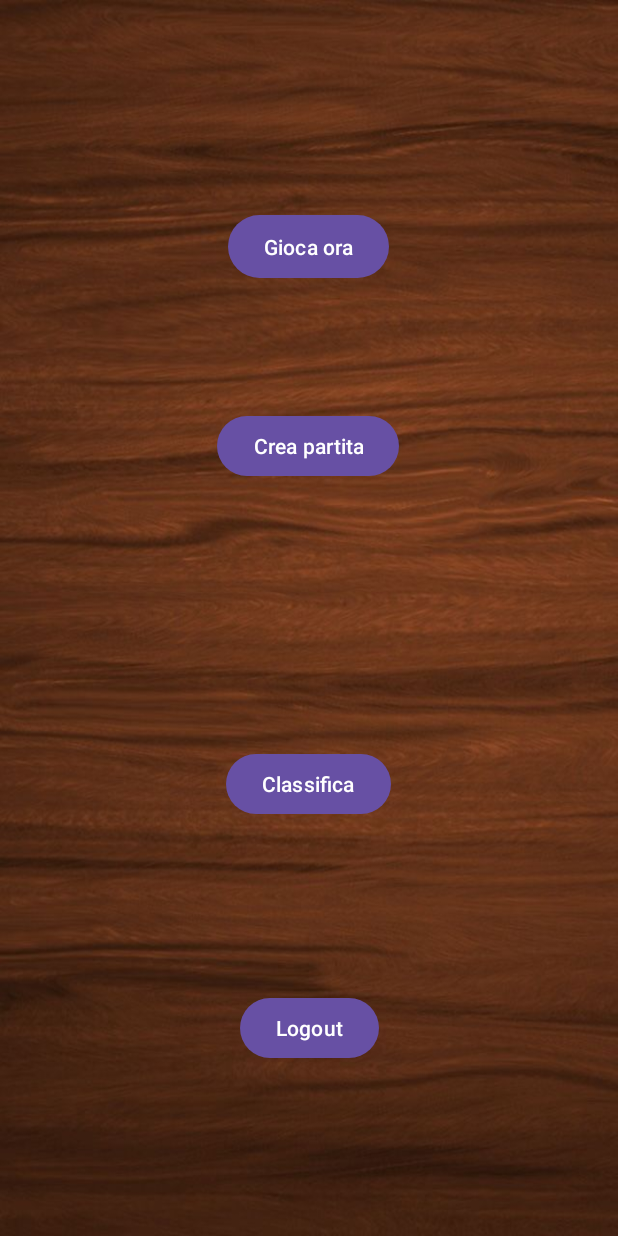
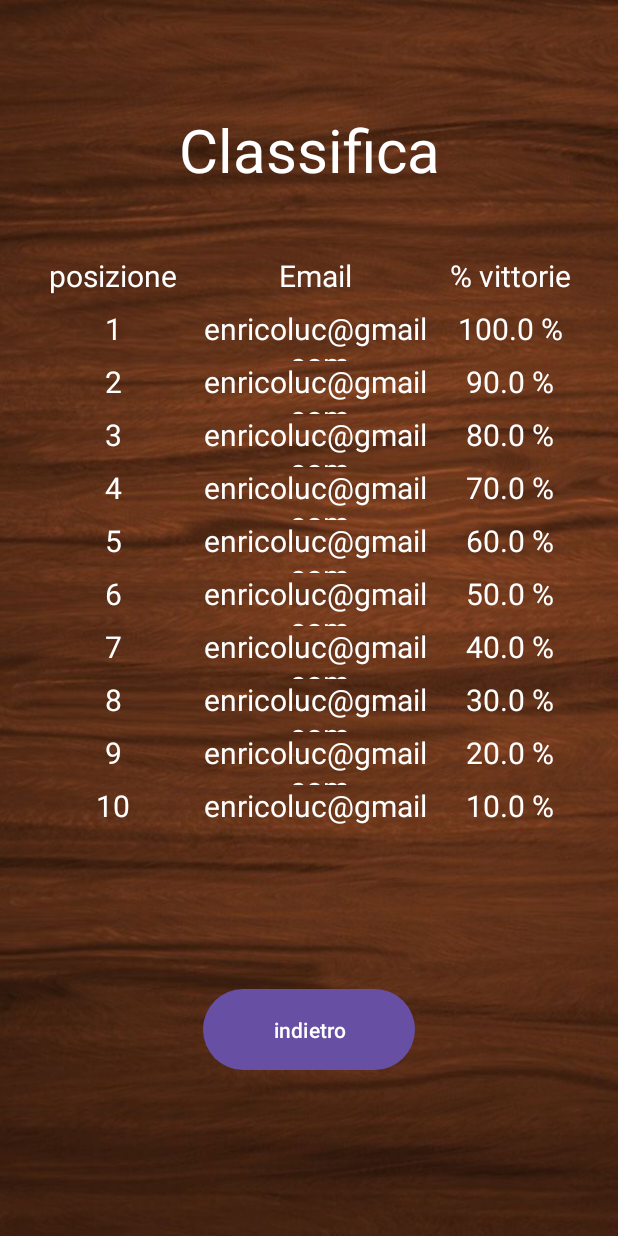
Before and after one commit to giorgiamatteucci/rubamazzo1, an Android app: the screen it shows after launch once a user with an empty profile is signed in (MenuActivity before the commit, ActivityClassifica after it), after a tap on "Classifica", on a phone screen of 412 x 824 dp. Run offline under Robolectric (Android 15) with nearby library versions, the phone set to English and light mode, and no system bars; our stand-ins replace Firebase (no records; nobody signed in at launch, a user with empty details on screens opened directly).

Commit message:
ActivityClassifica

```diff
--- /dev/null
+++ b/app/src/main/java/com/example/rubamazzo/ActivityClassifica.java
@@ -0,0 +1,50 @@
+package com.example.rubamazzo;
+
+import androidx.appcompat.app.AppCompatActivity;
+import androidx.recyclerview.widget.LinearLayoutManager;
+import androidx.recyclerview.widget.RecyclerView;
+
+import android.os.Bundle;
+import android.widget.Button;
+
+import java.util.ArrayList;
+
+public class ActivityClassifica extends AppCompatActivity {
+
+    Button btnIndietro;
+    RecyclerView rvClassifica;
+    RecyclerView.LayoutManager layoutManager;
+    RigaAdapter rigaAdapter;
+    ArrayList<Giocatore> giocatori;
+
+    @Override
+    protected void onCreate(Bundle savedInstanceState) {
+        super.onCreate(savedInstanceState);
+        setContentView(R.layout.activity_classifica);
+
+        btnIndietro = findViewById(R.id.btnIndietroClassifica);
+        rvClassifica = findViewById(R.id.rvClassifica);
+        layoutManager = new LinearLayoutManager(this, RecyclerView.VERTICAL,false);
+        rvClassifica.setLayoutManager(layoutManager);
+        giocatori = new ArrayList<>();
+        prova();
+        rigaAdapter = new RigaAdapter(giocatori);
+        rvClassifica.setAdapter(rigaAdapter);
+
+        /*
+            TODO:  QUERY PER RECUPERARE GLLI UTENTI
+                    - se si può parametrizzare la query prendi direttamente i top 5/10
+                    - altrimenti prendi tutti gli utenti e poi li filtriamo qui nella classe java
+         */
+
+    }
+
+    void prova(){
+
+        for(int i=0;i<10;i++){
+            Giocatore giocatore = new Giocatore("enricoluc@gmail.com","",10-i,10);
+            giocatori.add(giocatore);
+        }
+
+    }
+}
--- a/app/src/main/java/com/example/rubamazzo/Giocatore.java
+++ b/app/src/main/java/com/example/rubamazzo/Giocatore.java
@@ -16,6 +16,17 @@ public class Giocatore {
         this.email=email;
         this.password=password;
     }
+
+    //per prova Enrico, andrà rimosso
+    public Giocatore(String email,String password,int nVittorie, int nPartite) {//(String nome,String cognome,String email,String password) {
+        this.nVittorie = nVittorie;
+        this.nPartite = nPartite;
+        //this.nome=nome;
+        //this.cognome=cognome;
+        this.email=email;
+        this.password=password;
+    }
+
     //public String getNome(){return nome;}
     //public String getCognome(){return cognome;}
     public String getEmail(){return email;}
--- a/app/src/main/java/com/example/rubamazzo/MainActivity.java
+++ b/app/src/main/java/com/example/rubamazzo/MainActivity.java
@@ -46,7 +46,7 @@ public class MainActivity extends AppCompatActivity {
         btnAccedi = findViewById(R.id.btnAccediMain);
 
         btnRegistrati.setOnClickListener(v -> {
-            Intent i = new Intent(MainActivity.this, ActivityGiocoClient.class);
+            Intent i = new Intent(MainActivity.this, MenuActivity.class);
             //Intent i = new Intent(MainActivity.this, RegistrazioneActivity.class);
             startActivity(i);
         });
--- a/app/src/main/java/com/example/rubamazzo/MenuActivity.java
+++ b/app/src/main/java/com/example/rubamazzo/MenuActivity.java
@@ -27,7 +27,7 @@ public class MenuActivity extends AppCompatActivity {
         auth = FirebaseAuth.getInstance();
         user = auth.getCurrentUser();
 
-        textViewEmail.setText(user.getEmail());
+        //textViewEmail.setText(user.getEmail());
 
         btnGioca = findViewById(R.id.btnGioca);
         btnCrea = findViewById(R.id.btnCrea);
@@ -62,7 +62,8 @@ public class MenuActivity extends AppCompatActivity {
         btnClassifica.setOnClickListener(new View.OnClickListener() {
             @Override
             public void onClick(View view) {
-               //TODO visualizza top 5/10
+                Intent i = new Intent(getApplicationContext(), ActivityClassifica.class);
+                startActivity(i);
             }
         });
 
--- /dev/null
+++ b/app/src/main/java/com/example/rubamazzo/RigaAdapter.java
@@ -0,0 +1,62 @@
+package com.example.rubamazzo;
+
+import android.view.LayoutInflater;
+import android.view.View;
+import android.view.ViewGroup;
+import android.widget.TextView;
+
+import androidx.annotation.NonNull;
+import androidx.recyclerview.widget.RecyclerView;
+
+import java.util.ArrayList;
+
+public class RigaAdapter  extends RecyclerView.Adapter<RigaAdapter.CardViewHolder> {
+
+    ArrayList<Giocatore> dataset;
+
+    public RigaAdapter(ArrayList<Giocatore> dataset){
+        this.dataset=dataset;
+    }
+
+    public static class CardViewHolder extends RecyclerView.ViewHolder{
+
+        TextView tvPosizione, tvEmail, tvPercVittorie;
+
+        public CardViewHolder(View v){
+            super(v);
+            tvPosizione = v.findViewById(R.id.tvPosizioneI);
+            tvEmail = v.findViewById(R.id.tvEmailClassificaI);
+            tvPercVittorie = v.findViewById(R.id.tvPercVittorieI);
+        }
+    }
+
+    @NonNull
+    @Override
+    public CardViewHolder onCreateViewHolder(@NonNull ViewGroup parent, int viewType) {
+        View v = LayoutInflater.from(parent.getContext()).inflate(R.layout.riga_classifica,parent,false);
+        CardViewHolder cardViewHolder = new CardViewHolder(v);
+        return cardViewHolder;
+    }
+
+    @Override
+    public void onBindViewHolder(@NonNull CardViewHolder holder, int position) {
+        holder.tvPosizione.setText(""+(position+1));
+        holder.tvEmail.setText(dataset.get(position).getEmail());
+        Float perc = ((float)dataset.get(position).getNVittorie()/dataset.get(position).getNPartite())*100;
+
+        String percVittorie;
+        if(perc == 100.0){
+            percVittorie = Float.toString(perc).substring(0,5)+" %";
+        }else{
+            percVittorie = Float.toString(perc).substring(0,4)+" %";
+        }
+
+        holder.tvPercVittorie.setText(percVittorie);
+    }
+
+    @Override
+    public int getItemCount() {
+        return dataset.size();
+    }
+
+}
--- /dev/null
+++ b/app/src/main/res/layout/activity_classifica.xml
@@ -0,0 +1,104 @@
+<?xml version="1.0" encoding="utf-8"?>
+<androidx.constraintlayout.widget.ConstraintLayout xmlns:android="http://schemas.android.com/apk/res/android"
+    xmlns:app="http://schemas.android.com/apk/res-auto"
+    xmlns:tools="http://schemas.android.com/tools"
+    android:layout_width="match_parent"
+    android:layout_height="match_parent"
+    android:background="@drawable/sfondo"
+    tools:context=".ActivityClassifica">
+
+    <TextView
+        android:id="@+id/tvClassifica"
+        android:layout_width="wrap_content"
+        android:layout_height="wrap_content"
+        android:text="@string/classifica"
+        android:textAlignment="center"
+        android:textColor="@color/white"
+        android:textSize="40sp"
+        app:layout_constraintBottom_toBottomOf="parent"
+        app:layout_constraintEnd_toEndOf="parent"
+        app:layout_constraintStart_toStartOf="parent"
+        app:layout_constraintTop_toTopOf="parent"
+        app:layout_constraintVertical_bias="0.094" />
+
+    <androidx.recyclerview.widget.RecyclerView
+        android:id="@+id/rvClassifica"
+        android:layout_width="360dp"
+        android:layout_height="350dp"
+        app:layout_constraintBottom_toTopOf="@+id/btnIndietroClassifica"
+        app:layout_constraintEnd_toEndOf="parent"
+        app:layout_constraintHorizontal_bias="0.49"
+        app:layout_constraintStart_toStartOf="parent"
+        app:layout_constraintTop_toBottomOf="@+id/intestazione"
+        app:layout_constraintVertical_bias="0.0" />
+
+    <androidx.constraintlayout.widget.ConstraintLayout
+        android:id="@+id/intestazione"
+        android:layout_width="360dp"
+        android:layout_height="35dp"
+        android:layout_marginTop="1dp"
+        app:layout_constraintBottom_toBottomOf="parent"
+        app:layout_constraintEnd_toEndOf="parent"
+        app:layout_constraintHorizontal_bias="0.49"
+        app:layout_constraintStart_toStartOf="parent"
+        app:layout_constraintTop_toBottomOf="@+id/tvClassifica"
+        app:layout_constraintVertical_bias="0.064">
+
+        <TextView
+            android:id="@+id/tvPosizioneI"
+            android:layout_width="100dp"
+            android:layout_height="0dp"
+            android:text="@string/posizione"
+            android:textAlignment="center"
+            android:textColor="@color/white"
+            android:textSize="20sp"
+            app:layout_constraintBottom_toBottomOf="parent"
+            app:layout_constraintEnd_toEndOf="parent"
+            app:layout_constraintHorizontal_bias="0.0"
+            app:layout_constraintStart_toStartOf="parent"
+            app:layout_constraintTop_toTopOf="parent"
+            app:layout_constraintVertical_bias="0.0" />
+
+        <TextView
+            android:id="@+id/tvEmailClassificaI"
+            android:layout_width="0dp"
+            android:layout_height="0dp"
+            android:text="Email"
+            android:textAlignment="center"
+            android:textColor="@color/white"
+            android:textSize="20sp"
+            app:layout_constraintBottom_toBottomOf="parent"
+            app:layout_constraintEnd_toStartOf="@+id/tvPercVittorieI"
+            app:layout_constraintHorizontal_bias="0.0"
+            app:layout_constraintStart_toEndOf="@+id/tvPosizioneI"
+            app:layout_constraintTop_toTopOf="parent"
+            app:layout_constraintVertical_bias="0.0" />
+
+        <TextView
+            android:id="@+id/tvPercVittorieI"
+            android:layout_width="90dp"
+            android:layout_height="0dp"
+            android:text="@string/percVittorie"
+            android:textAlignment="center"
+            android:textColor="@color/white"
+            android:textSize="20sp"
+            app:layout_constraintBottom_toBottomOf="parent"
+            app:layout_constraintEnd_toEndOf="parent"
+            app:layout_constraintHorizontal_bias="1.0"
+            app:layout_constraintStart_toStartOf="parent"
+            app:layout_constraintTop_toTopOf="parent"
+            app:layout_constraintVertical_bias="0.0" />
+    </androidx.constraintlayout.widget.ConstraintLayout>
+
+    <Button
+        android:id="@+id/btnIndietroClassifica"
+        android:layout_width="141dp"
+        android:layout_height="62dp"
+        android:text="@string/indietro"
+        app:layout_constraintBottom_toBottomOf="parent"
+        app:layout_constraintEnd_toEndOf="parent"
+        app:layout_constraintStart_toStartOf="parent"
+        app:layout_constraintTop_toBottomOf="@+id/intestazione"
+        app:layout_constraintVertical_bias="0.808" />
+
+</androidx.constraintlayout.widget.ConstraintLayout>
--- /dev/null
+++ b/app/src/main/res/layout/riga_classifica.xml
@@ -0,0 +1,60 @@
+<?xml version="1.0" encoding="utf-8"?>
+<androidx.constraintlayout.widget.ConstraintLayout xmlns:android="http://schemas.android.com/apk/res/android"
+    xmlns:app="http://schemas.android.com/apk/res-auto"
+    android:layout_width="wrap_content"
+    android:layout_height="wrap_content">
+
+    <androidx.constraintlayout.widget.ConstraintLayout
+        android:id="@+id/intestazione"
+        android:layout_width="360dp"
+        android:layout_height="35dp"
+        android:layout_marginTop="1dp"
+        app:layout_constraintBottom_toBottomOf="parent"
+        app:layout_constraintEnd_toEndOf="parent"
+        app:layout_constraintHorizontal_bias="0.49"
+        app:layout_constraintStart_toStartOf="parent"
+        app:layout_constraintTop_toBottomOf="@+id/tvClassifica"
+        app:layout_constraintVertical_bias="0.098">
+
+        <TextView
+            android:id="@+id/tvPosizioneI"
+            android:layout_width="100dp"
+            android:layout_height="0dp"
+            android:textAlignment="center"
+            android:textColor="@color/white"
+            android:textSize="20sp"
+            app:layout_constraintBottom_toBottomOf="parent"
+            app:layout_constraintEnd_toEndOf="parent"
+            app:layout_constraintHorizontal_bias="0.0"
+            app:layout_constraintStart_toStartOf="parent"
+            app:layout_constraintTop_toTopOf="parent"
+            app:layout_constraintVertical_bias="0.0" />
+
+        <TextView
+            android:id="@+id/tvEmailClassificaI"
+            android:layout_width="0dp"
+            android:layout_height="0dp"
+            android:textAlignment="center"
+            android:textColor="@color/white"
+            android:textSize="20sp"
+            app:layout_constraintBottom_toBottomOf="parent"
+            app:layout_constraintEnd_toStartOf="@+id/tvPercVittorieI"
+            app:layout_constraintStart_toEndOf="@+id/tvPosizioneI"
+            app:layout_constraintTop_toTopOf="parent"
+            app:layout_constraintVertical_bias="0.0" />
+
+        <TextView
+            android:id="@+id/tvPercVittorieI"
+            android:layout_width="90dp"
+            android:layout_height="0dp"
+            android:textAlignment="center"
+            android:textColor="@color/white"
+            android:textSize="20sp"
+            app:layout_constraintBottom_toBottomOf="parent"
+            app:layout_constraintEnd_toEndOf="parent"
+            app:layout_constraintHorizontal_bias="1.0"
+            app:layout_constraintStart_toStartOf="parent"
+            app:layout_constraintTop_toTopOf="parent"
+            app:layout_constraintVertical_bias="0.0" />
+    </androidx.constraintlayout.widget.ConstraintLayout>
+</androidx.constraintlayout.widget.ConstraintLayout>
--- a/app/src/main/res/navigation/nav_graph.xml
+++ /dev/null
@@ -1,28 +0,0 @@
-<?xml version="1.0" encoding="utf-8"?>
-<navigation xmlns:android="http://schemas.android.com/apk/res/android"
-    xmlns:app="http://schemas.android.com/apk/res-auto"
-    xmlns:tools="http://schemas.android.com/tools"
-    android:id="@+id/nav_graph"
-    app:startDestination="@id/FirstFragment">
-
-    <fragment
-        android:id="@+id/FirstFragment"
-        android:name="com.example.rubamazzo.FirstFragment"
-        android:label="@string/first_fragment_label"
-        tools:layout="@layout/fragment_first" >
-
-        <action
-            android:id="@+id/action_FirstFragment_to_SecondFragment"
-            app:destination="@id/SecondFragment" />
-    </fragment>
-    <fragment
-        android:id="@+id/SecondFragment"
-        android:name="com.example.rubamazzo.SecondFragment"
-        android:label="@string/second_fragment_label"
-        tools:layout="@layout/fragment_second" >
-
-        <action
-            android:id="@+id/action_SecondFragment_to_FirstFragment"
-            app:destination="@id/FirstFragment" />
-    </fragment>
-</navigation>
--- a/app/src/main/res/values/strings.xml
+++ b/app/src/main/res/values/strings.xml
@@ -9,12 +9,16 @@
     <string name="aut_fall">Autenticazione fallita</string>
     <string name="aut_suss">Autenticazione creata</string>
     <string name="title_activity_gioco_client">GiocoClient</string>
+    <string name="classifica">Classifica</string>
+    <string name="percVittorie">% vittorie</string>
+    <string name="posizione">posizione</string>
+
     <!-- Strings used for fragments for navigation -->
-    <string name="first_fragment_label">First Fragment</string>
+    <!--string name="first_fragment_label">First Fragment</string>
     <string name="second_fragment_label">Second Fragment</string>
     <string name="next">Next</string>
     <string name="previous">Previous</string>
 
     <string name="hello_first_fragment">Hello first fragment</string>
-    <string name="hello_second_fragment">Hello second fragment. Arg: %1$s</string>
+    <string name="hello_second_fragment">Hello second fragment. Arg: %1$s</string-->
 </resources>
```
Also changed, not shown: app/src/main/AndroidManifest.xml (+10 -7 lines), 1 other file.
